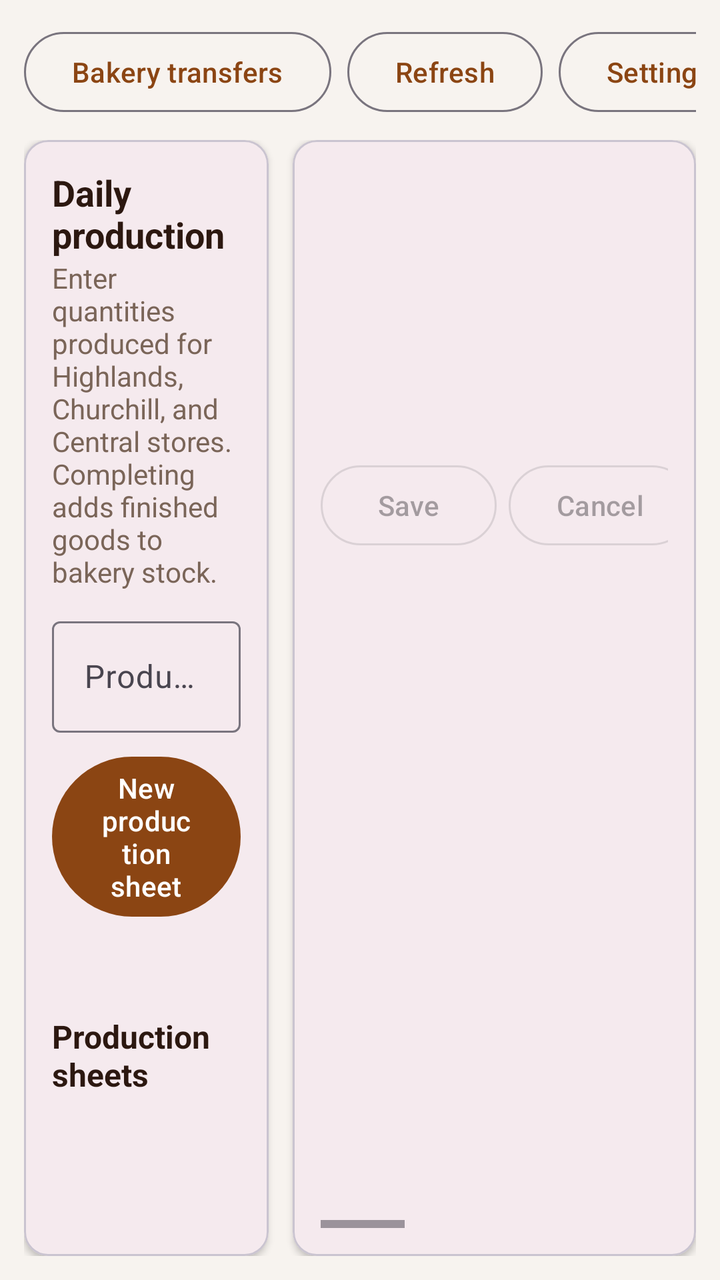
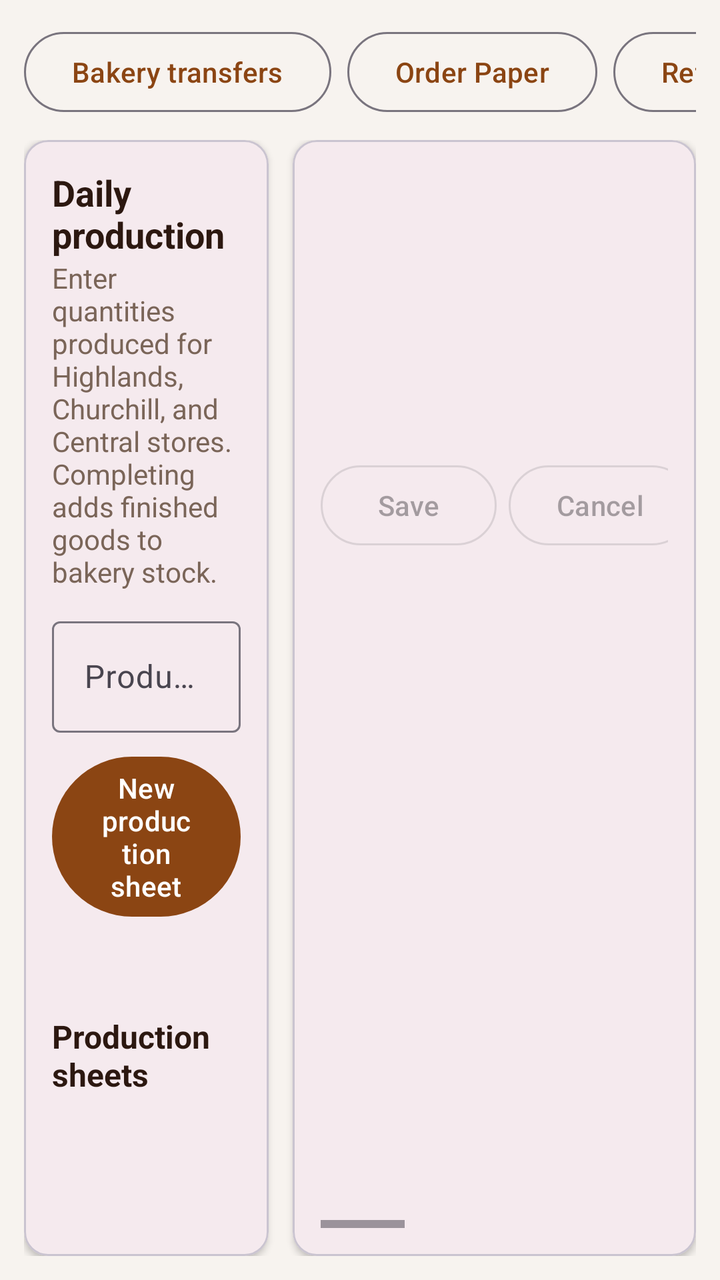

Two renders of the same Android screen: before a commit and after it. Below are the layout's source before the change and the commit's diff.
<!-- AndroidManifest.xml: application theme Theme.CafeDeParisKitchen -->
<!-- res/layout/activity_bakery_production.xml -->
<?xml version="1.0" encoding="utf-8"?>
<LinearLayout
    xmlns:android="http://schemas.android.com/apk/res/android"
    xmlns:app="http://schemas.android.com/apk/res-auto"
    android:layout_width="match_parent"
    android:layout_height="match_parent"
    android:background="@color/background"
    android:orientation="vertical"
    android:padding="12dp">

    <LinearLayout
        android:layout_width="match_parent"
        android:layout_height="wrap_content"
        android:gravity="center_vertical"
        android:orientation="horizontal">

        <LinearLayout
            android:layout_width="0dp"
            android:layout_height="wrap_content"
            android:layout_weight="1"
            android:orientation="vertical">

            <TextView
                android:id="@+id/branchLabel"
                android:layout_width="wrap_content"
                android:layout_height="wrap_content"
                android:textColor="@color/text_primary"
                android:textSize="20sp"
                android:textStyle="bold" />

            <TextView
                android:id="@+id/staffLabel"
                android:layout_width="wrap_content"
                android:layout_height="wrap_content"
                android:textColor="@color/text_muted" />
        </LinearLayout>

        <ProgressBar
            android:id="@+id/progress"
            android:layout_width="28dp"
            android:layout_height="28dp"
            android:layout_marginEnd="10dp"
            android:visibility="gone" />

        <com.google.android.material.button.MaterialButton
            android:id="@+id/transfersButton"
            style="@style/Widget.Material3.Button.OutlinedButton"
            android:layout_width="wrap_content"
            android:layout_height="wrap_content"
            android:layout_marginEnd="8dp"
            android:text="@string/bakery_transfers" />

        <com.google.android.material.button.MaterialButton
            android:id="@+id/refreshButton"
            style="@style/Widget.Material3.Button.OutlinedButton"
            android:layout_width="wrap_content"
            android:layout_height="wrap_content"
            android:layout_marginEnd="8dp"
            android:text="@string/refresh" />

        <com.google.android.material.button.MaterialButton
            android:id="@+id/settingsButton"
            style="@style/Widget.Material3.Button.OutlinedButton"
            android:layout_width="wrap_content"
            android:layout_height="wrap_content"
            android:layout_marginEnd="8dp"
            android:text="@string/settings" />

        <com.google.android.material.button.MaterialButton
            android:id="@+id/logoutButton"
            style="@style/Widget.Material3.Button.TextButton"
            android:layout_width="wrap_content"
            android:layout_height="wrap_content"
            android:text="@string/logout" />
    </LinearLayout>

    <TextView
        android:id="@+id/errorBanner"
        android:layout_width="match_parent"
        android:layout_height="wrap_content"
        android:layout_marginTop="8dp"
        android:background="@color/error_banner"
        android:padding="10dp"
        android:textColor="@color/error"
        android:visibility="gone" />

    <LinearLayout
        android:layout_width="match_parent"
        android:layout_height="0dp"
        android:layout_marginTop="10dp"
        android:layout_weight="1"
        android:orientation="horizontal">

        <com.google.android.material.card.MaterialCardView
            android:layout_width="0dp"
            android:layout_height="match_parent"
            android:layout_marginEnd="6dp"
            android:layout_weight="0.85"
            app:cardElevation="2dp">

            <LinearLayout
                android:layout_width="match_parent"
                android:layout_height="match_parent"
                android:orientation="vertical"
                android:padding="14dp">

                <TextView
                    android:layout_width="match_parent"
                    android:layout_height="wrap_content"
                    android:text="@string/bakery_daily_production"
                    android:textColor="@color/text_primary"
                    android:textSize="18sp"
                    android:textStyle="bold" />

                <TextView
                    android:layout_width="match_parent"
                    android:layout_height="wrap_content"
                    android:layout_marginBottom="10dp"
                    android:text="@string/bakery_production_sheet_hint"
                    android:textColor="@color/text_muted" />

                <com.google.android.material.textfield.TextInputLayout
                    android:layout_width="match_parent"
                    android:layout_height="wrap_content"
                    android:hint="@string/bakery_production_date">

                    <com.google.android.material.textfield.TextInputEditText
                        android:id="@+id/productionDateInput"
                        android:layout_width="match_parent"
                        android:layout_height="wrap_content"
                        android:inputType="date"
                        android:maxLines="1" />
                </com.google.android.material.textfield.TextInputLayout>

                <com.google.android.material.button.MaterialButton
                    android:id="@+id/startSheetButton"
                    android:layout_width="match_parent"
                    android:layout_height="wrap_content"
                    android:layout_marginTop="8dp"
                    android:text="@string/bakery_start_production" />

                <LinearLayout
                    android:layout_width="match_parent"
                    android:layout_height="wrap_content"
                    android:layout_marginTop="12dp"
                    android:orientation="horizontal">

                    <TextView
                        android:id="@+id/draftStat"
                        android:layout_width="0dp"
                        android:layout_height="wrap_content"
                        android:layout_weight="1"
                        android:textColor="@color/text_primary"
                        android:textStyle="bold" />

                    <TextView
                        android:id="@+id/completedStat"
                        android:layout_width="0dp"
                        android:layout_height="wrap_content"
                        android:layout_weight="1"
                        android:gravity="end"
                        android:textColor="@color/text_primary"
                        android:textStyle="bold" />
                </LinearLayout>

                <TextView
                    android:layout_width="match_parent"
                    android:layout_height="wrap_content"
                    android:layout_marginTop="14dp"
                    android:layout_marginBottom="6dp"
                    android:text="@string/bakery_production_history"
                    android:textColor="@color/text_primary"
                    android:textSize="16sp"
                    android:textStyle="bold" />

                <ScrollView
                    android:layout_width="match_parent"
                    android:layout_height="0dp"
                    android:layout_weight="1">

                    <LinearLayout
                        android:id="@+id/sheetsList"
                        android:layout_width="match_parent"
                        android:layout_height="wrap_content"
                        android:orientation="vertical" />
                </ScrollView>
            </LinearLayout>
        </com.google.android.material.card.MaterialCardView>

        <com.google.android.material.card.MaterialCardView
            android:layout_width="0dp"
            android:layout_height="match_parent"
            android:layout_marginStart="6dp"
            android:layout_weight="1.4"
            app:cardElevation="2dp">

            <LinearLayout
                android:layout_width="match_parent"
                android:layout_height="match_parent"
                android:orientation="vertical"
                android:padding="14dp">

                <LinearLayout
                    android:layout_width="match_parent"
                    android:layout_height="wrap_content"
                    android:gravity="center_vertical"
                    android:orientation="horizontal">

                    <LinearLayout
                        android:layout_width="0dp"
                        android:layout_height="wrap_content"
                        android:layout_weight="1"
                        android:orientation="vertical">

                        <TextView
                            android:id="@+id/activeSheetTitle"
                            android:layout_width="match_parent"
                            android:layout_height="wrap_content"
                            android:text="@string/bakery_no_active_sheet"
                            android:textColor="@color/text_primary"
                            android:textSize="18sp"
                            android:textStyle="bold" />

                        <TextView
                            android:id="@+id/activeSheetMeta"
                            android:layout_width="match_parent"
                            android:layout_height="wrap_content"
                            android:textColor="@color/text_muted" />
                    </LinearLayout>

                    <com.google.android.material.button.MaterialButton
                        android:id="@+id/saveSheetButton"
                        style="@style/Widget.Material3.Button.OutlinedButton"
                        android:layout_width="wrap_content"
                        android:layout_height="wrap_content"
                        android:layout_marginEnd="6dp"
                        android:enabled="false"
                        android:text="@string/bakery_save_progress" />

                    <com.google.android.material.button.MaterialButton
                        android:id="@+id/cancelSheetButton"
                        style="@style/Widget.Material3.Button.OutlinedButton"
                        android:layout_width="wrap_content"
                        android:layout_height="wrap_content"
                        android:layout_marginEnd="6dp"
                        android:enabled="false"
                        android:text="@string/bakery_cancel_sheet" />

                    <com.google.android.material.button.MaterialButton
                        android:id="@+id/completeSheetButton"
                        android:layout_width="wrap_content"
                        android:layout_height="wrap_content"
                        android:enabled="false"
                        android:text="@string/bakery_complete_production" />
                </LinearLayout>

                <HorizontalScrollView
                    android:layout_width="match_parent"
                    android:layout_height="0dp"
                    android:layout_marginTop="10dp"
                    android:layout_weight="1"
                    android:fillViewport="true">

                    <ScrollView
                        android:layout_width="wrap_content"
                        android:layout_height="match_parent"
                        android:fillViewport="true">

                        <LinearLayout
                            android:id="@+id/sheetLines"
                            android:layout_width="wrap_content"
                            android:layout_height="wrap_content"
                            android:minWidth="720dp"
                            android:orientation="vertical" />
                    </ScrollView>
                </HorizontalScrollView>
            </LinearLayout>
        </com.google.android.material.card.MaterialCardView>
    </LinearLayout>
</LinearLayout>
<!-- resources referenced by this layout -->
<resources>
  <color name="background">#F7F3EF</color>
  <color name="error">#B42318</color>
  <color name="error_banner">#FDECEA</color>
  <color name="text_muted">#7A6558</color>
  <color name="text_primary">#2C1810</color>
  <string name="bakery_cancel_sheet">Cancel</string>
  <string name="bakery_complete_production">Complete</string>
  <string name="bakery_daily_production">Daily production</string>
  <string name="bakery_no_active_sheet">No active sheet</string>
  <string name="bakery_production_date">Production date</string>
  <string name="bakery_production_history">Production sheets</string>
  <string name="bakery_production_sheet_hint">Enter quantities produced for Highlands, Churchill, and Central stores. Completing adds finished goods to bakery stock.</string>
  <string name="bakery_save_progress">Save</string>
  <string name="bakery_start_production">New production sheet</string>
  <string name="bakery_transfers">Bakery transfers</string>
  <string name="logout">Log out</string>
  <string name="refresh">Refresh</string>
  <string name="settings">Settings</string>
  <style name="Theme.CafeDeParisKitchen" parent="Theme.Material3.Light.NoActionBar">
          <item name="colorPrimary">@color/accent</item>
          <item name="colorOnPrimary">@android:color/white</item>
          <item name="android:statusBarColor">@color/accent</item>
          <item name="android:navigationBarColor">@color/background</item>
      </style>
  <color name="accent">#8B4513</color>
</resources>

<!-- the commit's change to res/layout/activity_bakery_production.xml (unified diff, before → after) -->
@@ -49,6 +49,14 @@
             android:layout_height="wrap_content"
             android:layout_marginEnd="8dp"
             android:text="@string/bakery_transfers" />
+
+        <com.google.android.material.button.MaterialButton
+            android:id="@+id/orderPaperButton"
+            style="@style/Widget.Material3.Button.OutlinedButton"
+            android:layout_width="wrap_content"
+            android:layout_height="wrap_content"
+            android:layout_marginEnd="8dp"
+            android:text="@string/order_paper" />
 
         <com.google.android.material.button.MaterialButton
             android:id="@+id/refreshButton"
<!-- resource entries referenced after the edit -->
@@ -16,6 +16,7 @@
   <string name="bakery_start_production">New production sheet</string>
   <string name="bakery_transfers">Bakery transfers</string>
   <string name="logout">Log out</string>
+  <string name="order_paper">Order Paper</string>
   <string name="refresh">Refresh</string>
   <string name="settings">Settings</string>
   <style name="Theme.CafeDeParisKitchen" parent="Theme.Material3.Light.NoActionBar">
